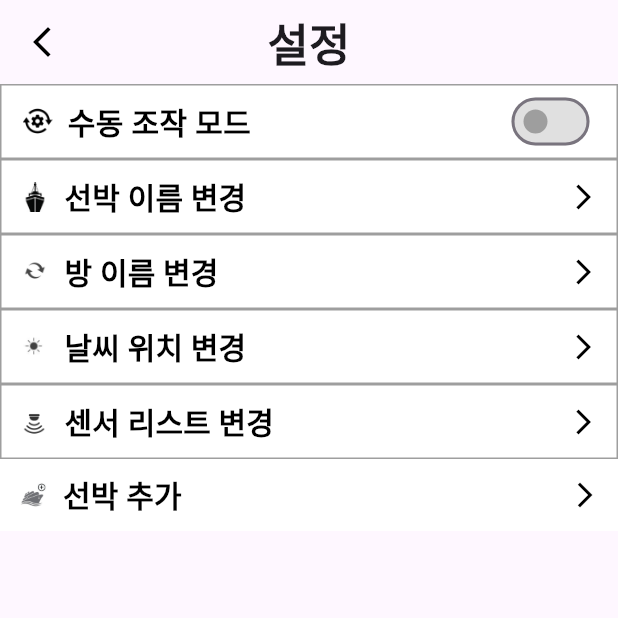
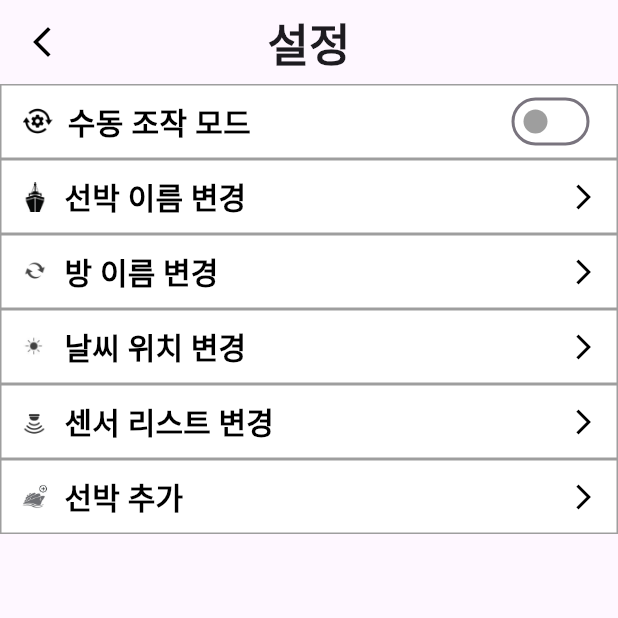
Before and after one commit to ThoNguyenIT/demo_92024, a Flutter app: the HomePage screen opened by its route, in the side drawer, after a tap on "설정", on a phone screen of 412 x 824 dp, the top half of it. Run offline on Flutter 3.47's test engine with Material 3 defaults, Android fonts, the light colour scheme and no system bars; our stand-ins replace badges, flutter_image_slideshow, get, hugeicons, syncfusion_flutter_charts.

Commit message:
fixUI(4)

```diff
--- a/lib/app/ui/pages/camera_page/camera_page.dart
+++ b/lib/app/ui/pages/camera_page/camera_page.dart
@@ -31,6 +31,7 @@ class CameraPage extends GetView<CameraController> {
                   'Your Video is here',
                   style: TextStyle(
                     fontSize: 40,
+                    fontWeight: FontWeight.bold,
                   ),
                 ),
               ),
--- a/lib/app/ui/pages/home_page/home_page.dart
+++ b/lib/app/ui/pages/home_page/home_page.dart
@@ -1,8 +1,9 @@
+import 'package:demo_92024/app/routes/app_routes.dart';
 import 'package:demo_92024/app/ui/pages/home_page/room1_page.dart';
-import 'package:demo_92024/app/ui/pages/optionmenu_page/optionmenu_page.dart';
 import 'package:flutter/material.dart';
 import 'package:flutter_image_slideshow/flutter_image_slideshow.dart';
 import 'package:get/get.dart';
+import 'package:hugeicons/hugeicons.dart';
 import '../../../controllers/home_controller.dart';
 
 class HomePage extends GetView<HomeController> {
@@ -18,8 +19,8 @@ class HomePage extends GetView<HomeController> {
         leading: Builder(
           builder: (context) {
             return IconButton(
-              icon: const Icon(
-                Icons.menu_outlined,
+              icon: HugeIcon(
+                icon: HugeIcons.strokeRoundedMenu04,
                 color: Colors.white,
               ),
               onPressed: () {
@@ -30,17 +31,26 @@ class HomePage extends GetView<HomeController> {
         ),
       ),
       drawer: Drawer(
+        backgroundColor: Colors.white,
         child: ListView(
           children: <Widget>[
-            Container(
+            Padding(
+              padding: const EdgeInsets.only(top: 10),
+              child: Container(
                 decoration: const BoxDecoration(
-                color: Colors.white,
+                  color: Color.fromARGB(255, 227, 227, 227),
+                  border: Border(
+                    left: BorderSide(
+                      color: Colors.blue,
+                      width: 5,
+                    ),
+                  ),
                 ),
                 child: Padding(
-                padding: const EdgeInsets.symmetric(horizontal: 15),
+                  padding: const EdgeInsets.symmetric(horizontal: 10),
                   child: TextButton(
                     onPressed: () {
-                    Get.to(() => const OptionmenuPage());
+                      Get.toNamed(AppRoutes.optionmenu);
                     },
                     child: Row(
                       mainAxisAlignment: MainAxisAlignment.spaceBetween,
@@ -53,8 +63,9 @@ class HomePage extends GetView<HomeController> {
                             fontWeight: FontWeight.bold,
                           ),
                         ),
-                      Icon(Icons.settings_applications_rounded),
+                        Icon(Icons.settings_applications_sharp),
                       ],
+                    ),
                   ),
                 ),
               ),
--- a/lib/app/ui/pages/optionmenu_page/optionmenu_page.dart
+++ b/lib/app/ui/pages/optionmenu_page/optionmenu_page.dart
@@ -21,7 +21,10 @@ class OptionmenuPage extends GetView<OptionmenuController> {
         ),
         title: Text(
           '설정',
-          style: TextStyle(fontWeight: FontWeight.bold, fontSize: 30),
+          style: TextStyle(
+            fontWeight: FontWeight.bold,
+            fontSize: 30,
+          ),
         ),
       ),
       body: SafeArea(
@@ -69,7 +72,7 @@ class OptionmenuPage extends GetView<OptionmenuController> {
                         },
                         activeColor: Colors.blue,
                         inactiveThumbColor: Colors.grey,
-                        inactiveTrackColor: Colors.grey[300],
+                        inactiveTrackColor: Colors.white,
                       ),
                     ),
                   ],
@@ -257,8 +260,12 @@ class OptionmenuPage extends GetView<OptionmenuController> {
               ),
             ),
             Container(
-              decoration: const BoxDecoration(
+              decoration: BoxDecoration(
                 color: Colors.white,
+                border: Border.all(
+                  width: 1,
+                  color: Colors.grey,
+                ),
               ),
               child: TextButton(
                 onPressed: () {
--- a/lib/app/ui/pages/realtimeview_page/realtime_page.dart
+++ b/lib/app/ui/pages/realtimeview_page/realtime_page.dart
@@ -18,7 +18,7 @@ class RealtimePage extends GetView<RealtimeController> {
         leading: IconButton(
           icon: const Icon(Icons.arrow_back_ios_new, color: Colors.white),
           onPressed: () {
-             Get.offAllNamed(AppRoutes.home);
+            Get.offAllNamed(AppRoutes.home);
           },
         ),
       ),
@@ -31,9 +31,9 @@ class RealtimePage extends GetView<RealtimeController> {
               width: double.infinity,
               child: Center(
                 child: Text(
-                  'Your video',
+                  'Your Video is here',
                   style: TextStyle(
-                    fontSize: 50,
+                    fontSize: 40,
                     fontWeight: FontWeight.bold,
                   ),
                 ),
--- a/lib/main.dart
+++ b/lib/main.dart
@@ -15,10 +15,8 @@ class MyApp extends StatelessWidget {
     return GetMaterialApp(
       debugShowCheckedModeBanner: false,
       theme: ThemeData(primarySwatch: Colors.blue),
-      /*
-      check this one --> https://github.com/hasancse91/flutter_getx_template/tree/master
-      initialBinding: InitialBinding(), : initialBinding: LoginPage(),
-      */
+      /*check this one --> https://github.com/hasancse91/flutter_getx_template/tree/master
+      initialBinding: InitialBinding(), : initialBinding: LoginPage(),*/
       initialRoute: AppRoutes.login,
       getPages: AppPages.pages,
     );
```
Also changed, not shown: lib/app/ui/pages/prerecord_page/prerecord_page.dart (+17 -4 lines), lib/app/ui/pages/record_page/record_page.dart (+18 -5 lines). Lines whose indentation alone changed are shown as unchanged.
